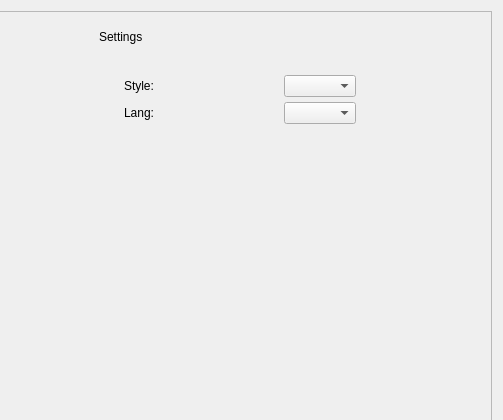
Qt form Examples/CatWidgetExamples/CatSettings.ui (graycatya/CatLearnQt) before a commit; both pictures show x 521 to 1024 and y 0 to 420 of the 1024 by 639 pixel window.
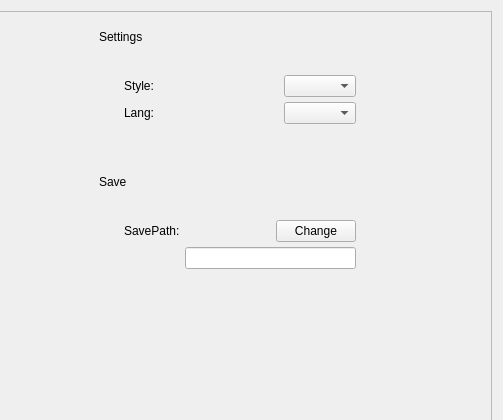
The same form after that commit.

Patch:
```diff
--- a/Examples/CatWidgetExamples/CatSettings.ui
+++ b/Examples/CatWidgetExamples/CatSettings.ui
@@ -119,7 +119,7 @@
            <property name="minimumSize">
             <size>
              <width>300</width>
-             <height>300</height>
+             <height>400</height>
             </size>
            </property>
            <layout class="QVBoxLayout" name="verticalLayout_2">
@@ -221,6 +221,116 @@
             </item>
             <item>
              <spacer name="verticalSpacer_2">
+              <property name="orientation">
+               <enum>Qt::Vertical</enum>
+              </property>
+              <property name="sizeType">
+               <enum>QSizePolicy::Maximum</enum>
+              </property>
+              <property name="sizeHint" stdset="0">
+               <size>
+                <width>20</width>
+                <height>20</height>
+               </size>
+              </property>
+             </spacer>
+            </item>
+            <item>
+             <widget class="QLabel" name="AppSave">
+              <property name="text">
+               <string>Save</string>
+              </property>
+             </widget>
+            </item>
+            <item>
+             <widget class="QWidget" name="SaveWidget" native="true">
+              <property name="minimumSize">
+               <size>
+                <width>0</width>
+                <height>0</height>
+               </size>
+              </property>
+              <layout class="QVBoxLayout" name="verticalLayout_4">
+               <property name="spacing">
+                <number>0</number>
+               </property>
+               <property name="leftMargin">
+                <number>20</number>
+               </property>
+               <property name="topMargin">
+                <number>20</number>
+               </property>
+               <property name="rightMargin">
+                <number>20</number>
+               </property>
+               <property name="bottomMargin">
+                <number>20</number>
+               </property>
+               <item>
+                <layout class="QGridLayout" name="gridLayout_2">
+                 <property name="leftMargin">
+                  <number>5</number>
+                 </property>
+                 <property name="topMargin">
+                  <number>5</number>
+                 </property>
+                 <property name="rightMargin">
+                  <number>5</number>
+                 </property>
+                 <property name="bottomMargin">
+                  <number>5</number>
+                 </property>
+                 <property name="spacing">
+                  <number>5</number>
+                 </property>
+                 <item row="0" column="0">
+                  <widget class="QLabel" name="SavePath">
+                   <property name="text">
+                    <string>SavePath:</string>
+                   </property>
+                  </widget>
+                 </item>
+                 <item row="1" column="2">
+                  <widget class="QLineEdit" name="SavePathEdit">
+                   <property name="text">
+                    <string notr="true"/>
+                   </property>
+                   <property name="readOnly">
+                    <bool>true</bool>
+                   </property>
+                  </widget>
+                 </item>
+                 <item row="0" column="2">
+                  <layout class="QHBoxLayout" name="horizontalLayout_2">
+                   <item>
+                    <spacer name="horizontalSpacer_5">
+                     <property name="orientation">
+                      <enum>Qt::Horizontal</enum>
+                     </property>
+                     <property name="sizeHint" stdset="0">
+                      <size>
+                       <width>40</width>
+                       <height>20</height>
+                      </size>
+                     </property>
+                    </spacer>
+                   </item>
+                   <item>
+                    <widget class="QPushButton" name="ChangeButton">
+                     <property name="text">
+                      <string>Change</string>
+                     </property>
+                    </widget>
+                   </item>
+                  </layout>
+                 </item>
+                </layout>
+               </item>
+              </layout>
+             </widget>
+            </item>
+            <item>
+             <spacer name="verticalSpacer_3">
               <property name="orientation">
                <enum>Qt::Vertical</enum>
               </property>
```
Left out of the diff: 46 changed lines with no effect on the pictures.
